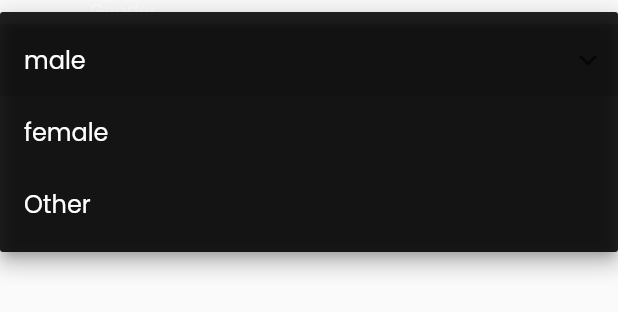
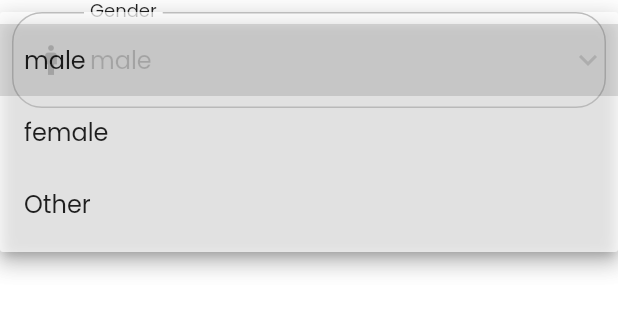
Before and after one commit to MarcoSare/to_do, a Flutter app: the DownListGender widget shown alone on an empty page, opened directly, after a tap on "male", on a phone screen of 412 x 824 dp. Shown: the top 312 px of the screen. Run offline on Flutter 3.47's test engine with Material 2 defaults, Android fonts, the phone set to English and light mode, and no system bars; our stand-ins replace awesome_dialog, email_validator, shared_preferences, sn_progress_dialog, social_login_buttons; accounts and stored records are empty; network calls fail.

Commit message:
Sesión 10
Sesión 10

```diff
--- a/lib/main.dart
+++ b/lib/main.dart
@@ -3,6 +3,7 @@ import 'package:to_do/routes.dart';
 import 'package:to_do/screens/home_screen.dart';
 import 'package:to_do/screens/login_screen.dart';
 import 'package:to_do/settings/preferences_user.dart';
+import 'package:to_do/settings/styles_settings.dart';
 
 void main() {
   runApp(MyApp());
@@ -45,10 +46,7 @@ class MyApp extends StatelessWidget {
                 return MaterialApp(
                     title: 'Flutter Demo',
                     routes: getAplicationRoutes(),
-                    theme: ThemeData(
-                      fontFamily: "PopPins",
-                      primarySwatch: Colors.red,
-                    ),
+                    theme: MyThemes.lightTheme,
                     home: home);
               }
           }
--- /dev/null
+++ b/lib/settings/styles_settings.dart
@@ -0,0 +1,53 @@
+import 'package:flutter/material.dart';
+
+class MyThemes {
+  static final lightTheme = ThemeData(
+      fontFamily: "PopPins",
+      primarySwatch: Colors.red,
+      primaryColorLight: Colors.black87,
+      scaffoldBackgroundColor: Colors.white,
+      inputDecorationTheme: InputDecorationTheme(
+        enabledBorder: OutlineInputBorder(
+            borderSide: const BorderSide(color: Colors.black87),
+            borderRadius: BorderRadius.circular(20)),
+        focusedBorder: OutlineInputBorder(
+            borderSide: const BorderSide(color: Colors.purple),
+            borderRadius: BorderRadius.circular(20)),
+        errorBorder: OutlineInputBorder(
+            borderSide: const BorderSide(color: Colors.red),
+            borderRadius: BorderRadius.circular(20)),
+        focusedErrorBorder: OutlineInputBorder(
+            borderSide: const BorderSide(color: Colors.red),
+            borderRadius: BorderRadius.circular(20)),
+        hintStyle: const TextStyle(color: Colors.black87),
+        labelStyle: const TextStyle(
+          color: Colors.black87,
+        ),
+      ),
+      textTheme: TextTheme(displayLarge: TextStyle(color: Colors.amber)));
+
+  static final darkTheme = ThemeData(
+      fontFamily: "PopPins",
+      primarySwatch: Colors.red,
+      primaryColorLight: Colors.white,
+      scaffoldBackgroundColor: Colors.black87,
+      inputDecorationTheme: InputDecorationTheme(
+        enabledBorder: OutlineInputBorder(
+            borderSide: const BorderSide(color: Colors.white),
+            borderRadius: BorderRadius.circular(20)),
+        focusedBorder: OutlineInputBorder(
+            borderSide: const BorderSide(color: Colors.purple),
+            borderRadius: BorderRadius.circular(20)),
+        errorBorder: OutlineInputBorder(
+            borderSide: const BorderSide(color: Colors.red),
+            borderRadius: BorderRadius.circular(20)),
+        focusedErrorBorder: OutlineInputBorder(
+            borderSide: const BorderSide(color: Colors.red),
+            borderRadius: BorderRadius.circular(20)),
+        hintStyle: const TextStyle(color: Colors.white),
+        labelStyle: const TextStyle(
+          color: Colors.white,
+        ),
+      ),
+      textTheme: TextTheme(displayLarge: TextStyle(color: Colors.amber)));
+}
--- a/lib/widgets/down_list_gender.dart
+++ b/lib/widgets/down_list_gender.dart
@@ -17,39 +17,23 @@ class _DownListGenderState extends State<DownListGender> {
       padding: const EdgeInsets.all(8.0),
       child: DropdownButtonFormField<String>(
         value: dropDownValue,
-        dropdownColor: Colors.black87,
+        dropdownColor: Colors.white70,
         icon: const Icon(Icons.expand_more),
         decoration: InputDecoration(
-            enabledBorder: OutlineInputBorder(
-                borderSide: const BorderSide(color: Colors.white),
-                borderRadius: BorderRadius.circular(20)),
-            focusedBorder: OutlineInputBorder(
-                borderSide: const BorderSide(color: Colors.purple),
-                borderRadius: BorderRadius.circular(20)),
-            errorBorder: OutlineInputBorder(
-                borderSide: const BorderSide(color: Colors.red),
-                borderRadius: BorderRadius.circular(20)),
-            focusedErrorBorder: OutlineInputBorder(
-                borderSide: const BorderSide(color: Colors.red),
-                borderRadius: BorderRadius.circular(20)),
             prefixIcon: Container(
               margin: const EdgeInsets.only(left: 14, right: 14),
-              child: const Icon(
+              child: Icon(
                 Icons.man,
-                color: Colors.white,
+                color: Theme.of(context).primaryColorLight,
               ),
             ),
-            hintStyle: const TextStyle(color: Colors.white),
-            labelStyle: const TextStyle(color: Colors.white),
             hintText: "Gender",
             labelText: "Gender"),
         items: genders.map<DropdownMenuItem<String>>((String value) {
           return DropdownMenuItem<String>(
             value: value,
-            child: Text(
-              value,
-              style: const TextStyle(color: Colors.white),
-            ),
+            child: Text(value,
+                style: TextStyle(color: Theme.of(context).primaryColorLight)),
           );
         }).toList(),
         onChanged: (String? newValue) {
```
Also changed, not shown: lib/screens/login_screen.dart (+6 -7 lines), lib/screens/regsiter.screen.dart (+3 -6 lines), lib/widgets/email_field.dart (+3 -17 lines), lib/widgets/pass_field.dart (+6 -18 lines), lib/widgets/text_field.dart (+3 -19 lines), assets/images/logo.png, assets/images/logo_dark.png (added).
